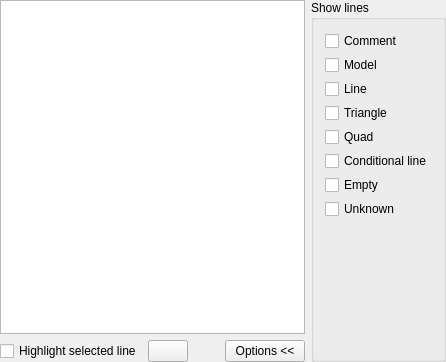
The window that QT/ModelTreePanel.ui (tcobbs/ldview) describes before a commit, drawn with Qt 5.
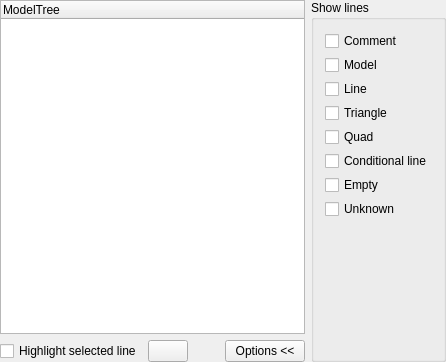
The same window after the commit. Icons and pictures are not drawn.

Patch:
```diff
--- a/QT/ModelTreePanel.ui
+++ b/QT/ModelTreePanel.ui
@@ -48,9 +48,6 @@
                 <property name="frameShape">
                   <enum>QFrame::StyledPanel</enum>
                 </property>
-                <property name="headerHidden" >
-                  <bool>true</bool>
-                </property>
                 <column>
                   <property name="text">
                     <string>ModelTree</string>
```
